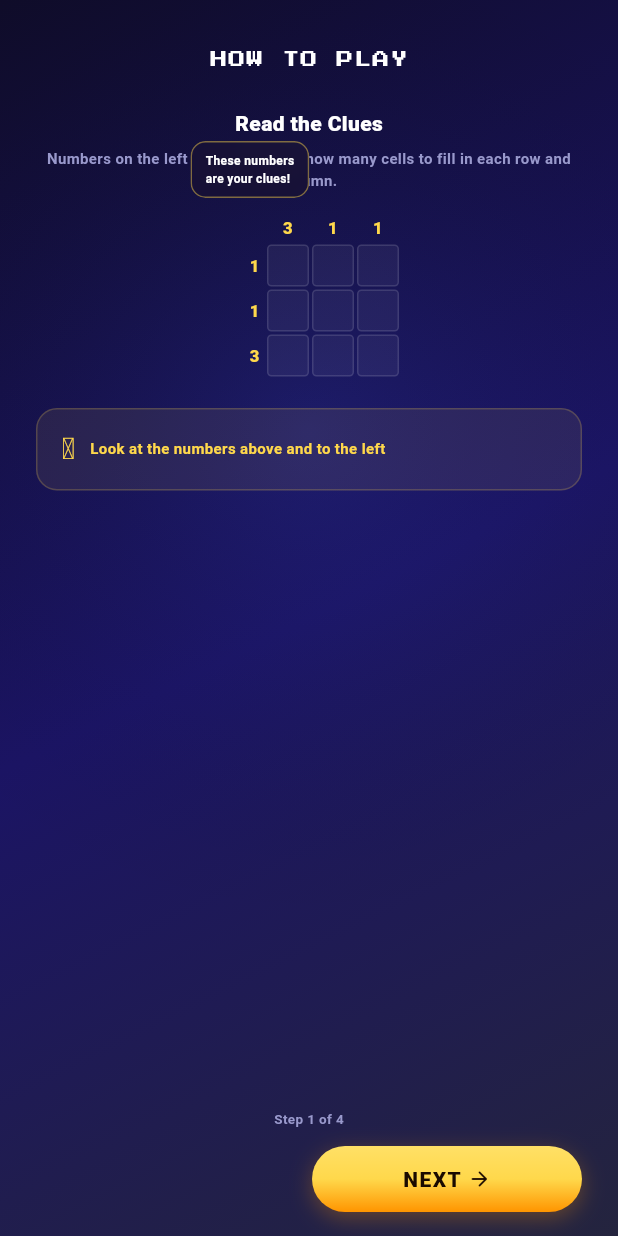
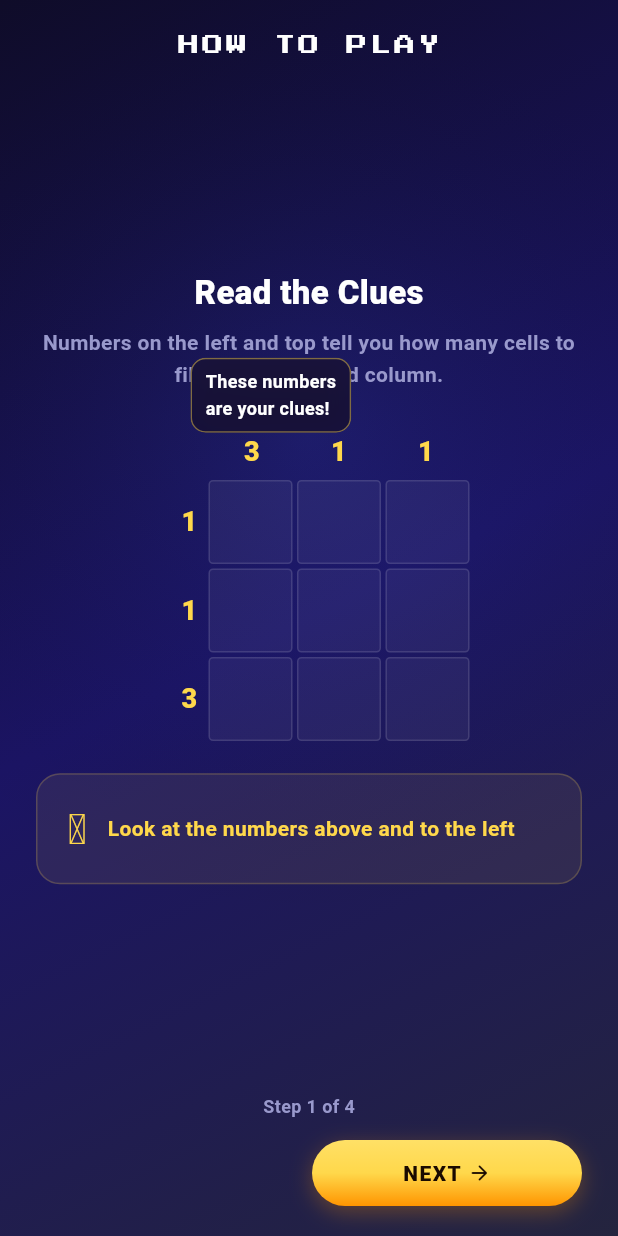
Before and after one commit to tungichimedev/pixel-logic, a Flutter app: the screen it shows after launch, after a tap on "Skip", on a phone screen of 412 x 824 dp. Run offline on Flutter 3.47's test engine with Material 3 defaults, Android fonts, the phone set to English and light mode, and no system bars; our stand-ins replace flutter_riverpod, go_router, google_fonts, google_mobile_ads, shared_preferences; missing offline and left inert: app_tracking_transparency, purchases_flutter; Roboto replaces fonts that are missing (Nunito).

Commit message:
checkpoint: pre-economy implementation

```diff
--- a/lib/screens/tutorial_screen.dart
+++ b/lib/screens/tutorial_screen.dart
@@ -136,53 +136,112 @@ class _TutorialScreenState extends State<TutorialScreen>
       backgroundColor: AppColors.background,
       body: GradientBackground(
         child: SafeArea(
-          child: Padding(
-            padding: const EdgeInsets.symmetric(horizontal: 24),
           child: Column(
             children: [
-                const SizedBox(height: 32),
+              const SizedBox(height: 20),
               // Title
               Text(
                 'HOW TO PLAY',
                 style: AppFonts.pixel(
-                      fontSize: 11, color: Colors.white, letterSpacing: 1),
+                    fontSize: 14, color: Colors.white, letterSpacing: 2),
               ),
-                const SizedBox(height: 24),
+              // Main content — centered vertically
+              Expanded(
+                child: Padding(
+                  padding: const EdgeInsets.symmetric(horizontal: 24),
+                  child: Column(
+                    mainAxisAlignment: MainAxisAlignment.center,
+                    children: [
                       // Step title
                       Text(
                         currentStep.title,
                         style: const TextStyle(
                           color: Colors.white,
-                    fontSize: 14,
+                          fontSize: 22,
                           fontWeight: FontWeight.w900,
                         ),
                       ),
-                const SizedBox(height: 6),
+                      const SizedBox(height: 8),
                       Text(
                         currentStep.desc,
                         textAlign: TextAlign.center,
                         style: const TextStyle(
                           color: AppColors.textSecondary,
-                    fontSize: 10,
+                          fontSize: 14,
                           fontWeight: FontWeight.w700,
                           height: 1.5,
                         ),
                       ),
-                const SizedBox(height: 16),
+                      const SizedBox(height: 28),
                       // Tutorial grid with tooltip
                       _buildGridWithTooltip(),
                       const SizedBox(height: 20),
                       // Step-specific visual hint
                       _buildStepVisual(),
-                // Puzzle complete card (step 4)
+                      // Puzzle complete card
                       if (_showComplete) ...[
                         const SizedBox(height: 12),
-                  Container(
-                    padding: const EdgeInsets.symmetric(
-                        horizontal: 16, vertical: 10),
+                        _buildCompleteCard(opacity: 1.0),
+                      ],
+                      // Step 4 preview (faded)
+                      if (_step == 3 && !_showComplete) ...[
+                        const SizedBox(height: 12),
+                        _buildCompleteCard(opacity: 0.4),
+                      ],
+                      // Step 1 gated message
+                      if (_step == 1 &&
+                          !_cells[2][0] &&
+                          !_cells[2][1] &&
+                          !_cells[2][2]) ...[
+                        const SizedBox(height: 16),
+                        Text(
+                          'Fill the cells above to continue',
+                          style: TextStyle(
+                            color: AppColors.textSecondary
+                                .withValues(alpha: 0.5),
+                            fontSize: 12,
+                            fontWeight: FontWeight.w700,
+                          ),
+                        ),
+                      ],
+                    ],
+                  ),
+                ),
+              ),
+              // Bottom section — step counter + buttons
+              Padding(
+                padding: const EdgeInsets.symmetric(horizontal: 24),
+                child: Column(
+                  children: [
+                    Text(
+                      'Step ${_step + 1} of 4',
+                      style: const TextStyle(
+                        color: AppColors.textSecondary,
+                        fontSize: 12,
+                        fontWeight: FontWeight.w700,
+                      ),
+                    ),
+                    const SizedBox(height: 14),
+                    if (!_showComplete) _buildButtons(),
+                    const SizedBox(height: 20),
+                  ],
+                ),
+              ),
+            ],
+          ),
+        ),
+      ),
+    );
+  }
+
+  Widget _buildCompleteCard({required double opacity}) {
+    return Opacity(
+      opacity: opacity,
+      child: Container(
+        padding: const EdgeInsets.symmetric(horizontal: 20, vertical: 14),
         decoration: BoxDecoration(
           color: AppColors.satisfied.withValues(alpha: 0.08),
-                      borderRadius: BorderRadius.circular(14),
+          borderRadius: BorderRadius.circular(16),
           border: Border.all(
               color: AppColors.satisfied.withValues(alpha: 0.2)),
         ),
@@ -191,89 +250,18 @@ class _TutorialScreenState extends State<TutorialScreen>
             Text(
               'PUZZLE COMPLETE!',
               style: AppFonts.pixel(
-                              fontSize: 11, color: AppColors.satisfied),
+                  fontSize: 12, color: AppColors.satisfied),
             ),
-                        const SizedBox(height: 2),
+            const SizedBox(height: 4),
             const Text(
               'Auto-advances to Home',
               style: TextStyle(
                 color: AppColors.textSecondary,
-                            fontSize: 8,
+                fontSize: 11,
                 fontWeight: FontWeight.w600,
               ),
             ),
           ],
-                    ),
-                  ),
-                ],
-                // Step 4 preview (faded, before completion)
-                if (_step == 3 && !_showComplete) ...[
-                  const SizedBox(height: 12),
-                  Opacity(
-                    opacity: 0.4,
-                    child: Container(
-                      padding: const EdgeInsets.symmetric(
-                          horizontal: 16, vertical: 10),
-                      decoration: BoxDecoration(
-                        color: AppColors.satisfied.withValues(alpha: 0.08),
-                        borderRadius: BorderRadius.circular(14),
-                        border: Border.all(
-                            color: AppColors.satisfied.withValues(alpha: 0.2)),
-                      ),
-                      child: Column(
-                        children: [
-                          Text(
-                            'PUZZLE COMPLETE!',
-                            style: AppFonts.pixel(
-                                fontSize: 11, color: AppColors.satisfied),
-                          ),
-                          const SizedBox(height: 2),
-                          const Text(
-                            'Auto-advances to Home',
-                            style: TextStyle(
-                              color: AppColors.textSecondary,
-                              fontSize: 8,
-                              fontWeight: FontWeight.w600,
-                            ),
-                          ),
-                        ],
-                      ),
-                    ),
-                  ),
-                ],
-                const Spacer(),
-                // Step counter
-                Text(
-                  'Step ${_step + 1} of 4',
-                  style: const TextStyle(
-                    color: AppColors.textSecondary,
-                    fontSize: 9,
-                    fontWeight: FontWeight.w700,
-                  ),
-                ),
-                const SizedBox(height: 12),
-                // Buttons
-                if (!_showComplete) _buildButtons(),
-                // Step 1 gated message
-                if (_step == 1 &&
-                    !_cells[2][0] &&
-                    !_cells[2][1] &&
-                    !_cells[2][2])
-                  Padding(
-                    padding: const EdgeInsets.only(top: 8),
-                    child: Text(
-                      'Fill the cells above to continue',
-                      style: TextStyle(
-                        color: AppColors.textSecondary.withValues(alpha: 0.5),
-                        fontSize: 9,
-                        fontWeight: FontWeight.w700,
-                      ),
-                    ),
-                  ),
-                const SizedBox(height: 16),
-              ],
-            ),
-          ),
         ),
       ),
     );
@@ -322,7 +310,7 @@ class _TutorialScreenState extends State<TutorialScreen>
             text,
             style: const TextStyle(
               color: Colors.white,
-              fontSize: 8,
+              fontSize: 12,
               fontWeight: FontWeight.w700,
               height: 1.5,
             ),
@@ -357,22 +345,22 @@ class _TutorialScreenState extends State<TutorialScreen>
     ];
     final v = visuals[_step];
     return Container(
-      padding: const EdgeInsets.symmetric(horizontal: 16, vertical: 12),
+      padding: const EdgeInsets.symmetric(horizontal: 20, vertical: 16),
       decoration: BoxDecoration(
         color: v.color.withValues(alpha: 0.08),
-        borderRadius: BorderRadius.circular(14),
+        borderRadius: BorderRadius.circular(16),
         border: Border.all(color: v.color.withValues(alpha: 0.2)),
       ),
       child: Row(
         children: [
-          Text(v.icon, style: TextStyle(fontSize: 20, color: v.color)),
-          const SizedBox(width: 10),
+          Text(v.icon, style: TextStyle(fontSize: 28, color: v.color)),
+          const SizedBox(width: 14),
           Expanded(
             child: Text(
               v.text,
               style: TextStyle(
                 color: v.color,
-                fontSize: 10,
+                fontSize: 14,
                 fontWeight: FontWeight.w700,
                 height: 1.4,
               ),
@@ -398,7 +386,7 @@ class _TutorialScreenState extends State<TutorialScreen>
                   'Skip',
                   style: TextStyle(
                     color: AppColors.textSecondary,
-                    fontSize: 13,
+                    fontSize: 15,
                     fontWeight: FontWeight.w700,
                   ),
                 ),
@@ -457,8 +445,8 @@ class _TutorialScreenState extends State<TutorialScreen>
   Widget _buildTutorialGrid() {
     final rowClues = ['1', '1', '3'];
     final colClues = ['3', '1', '1'];
-    const cellSize = 28.0;
-    const clueWidth = 32.0;
+    const cellSize = 56.0;
+    const clueWidth = 40.0;
 
     return Column(
       mainAxisSize: MainAxisSize.min,
@@ -477,7 +465,7 @@ class _TutorialScreenState extends State<TutorialScreen>
                   colClues[col],
                   textAlign: TextAlign.center,
                   style: TextStyle(
-                    fontSize: 11,
+                    fontSize: 18,
                     fontWeight: FontWeight.w800,
                     color: satisfied
                         ? AppColors.satisfied
@@ -490,7 +478,7 @@ class _TutorialScreenState extends State<TutorialScreen>
             }),
           ],
         ),
-        const SizedBox(height: 2),
+        const SizedBox(height: 4),
         // Rows
         ...List.generate(3, (row) {
           final satisfied = _isRowSatisfied(row);
@@ -505,17 +493,17 @@ class _TutorialScreenState extends State<TutorialScreen>
                 width: clueWidth,
                 height: cellSize,
                 alignment: Alignment.centerRight,
-                padding: const EdgeInsets.only(right: 4),
+                padding: const EdgeInsets.only(right: 6),
                 decoration: satisfied
                     ? BoxDecoration(
                         color: AppColors.satisfied.withValues(alpha: 0.1),
-                        borderRadius: BorderRadius.circular(4),
+                        borderRadius: BorderRadius.circular(6),
                       )
                     : null,
                 child: Text(
                   rowClues[row],
                   style: TextStyle(
-                    fontSize: 11,
+                    fontSize: 18,
                     fontWeight: FontWeight.w800,
                     color: satisfied
                         ? AppColors.satisfied
@@ -549,7 +537,7 @@ class _TutorialScreenState extends State<TutorialScreen>
                     child: Container(
                       width: cellSize,
                       height: cellSize,
-                      margin: const EdgeInsets.all(1),
+                      margin: const EdgeInsets.all(1.5),
                       decoration: BoxDecoration(
                         gradient: filled
                             ? const LinearGradient(
--- a/lib/services/purchase_service.dart
+++ b/lib/services/purchase_service.dart
@@ -26,6 +26,7 @@ class PurchaseService {
   // Current state
   bool _isPro = false;
   bool _isAdFree = false;
+  bool _configured = false; // true only if Purchases.configure() succeeded
   final _stateController = StreamController<void>.broadcast();
 
   bool get isPro => _isPro;
@@ -48,6 +49,7 @@ class PurchaseService {
 
     try {
       await Purchases.configure(PurchasesConfiguration(apiKey));
+      _configured = true;
 
       Purchases.addCustomerInfoUpdateListener((info) {
         _updateEntitlements(info);
@@ -71,6 +73,7 @@ class PurchaseService {
 
   /// Get available packages for the paywall
   Future<List<Package>> getOfferings() async {
+    if (!_configured) return [];
     try {
       final offerings = await Purchases.getOfferings();
       return offerings.current?.availablePackages ?? [];
@@ -82,6 +85,7 @@ class PurchaseService {
 
   /// Purchase a package. Returns a result enum.
   Future<PurchaseResult> purchase(Package package) async {
+    if (!_configured) return PurchaseResult.error;
     try {
       final result = await Purchases.purchasePackage(package);
       _updateEntitlements(result);
@@ -100,6 +104,7 @@ class PurchaseService {
 
   /// Purchase by product ID (for hint packs and non-sub products)
   Future<PurchaseResult> purchaseProduct(String productId) async {
+    if (!_configured) return PurchaseResult.error;
     try {
       final offerings = await Purchases.getOfferings();
       final packages = offerings.current?.availablePackages ?? [];
@@ -123,6 +128,7 @@ class PurchaseService {
 
   /// Restore previous purchases
   Future<bool> restorePurchases() async {
+    if (!_configured) return false;
     try {
       final info = await Purchases.restorePurchases();
       _updateEntitlements(info);
```
Lines whose indentation alone changed are shown as unchanged.
